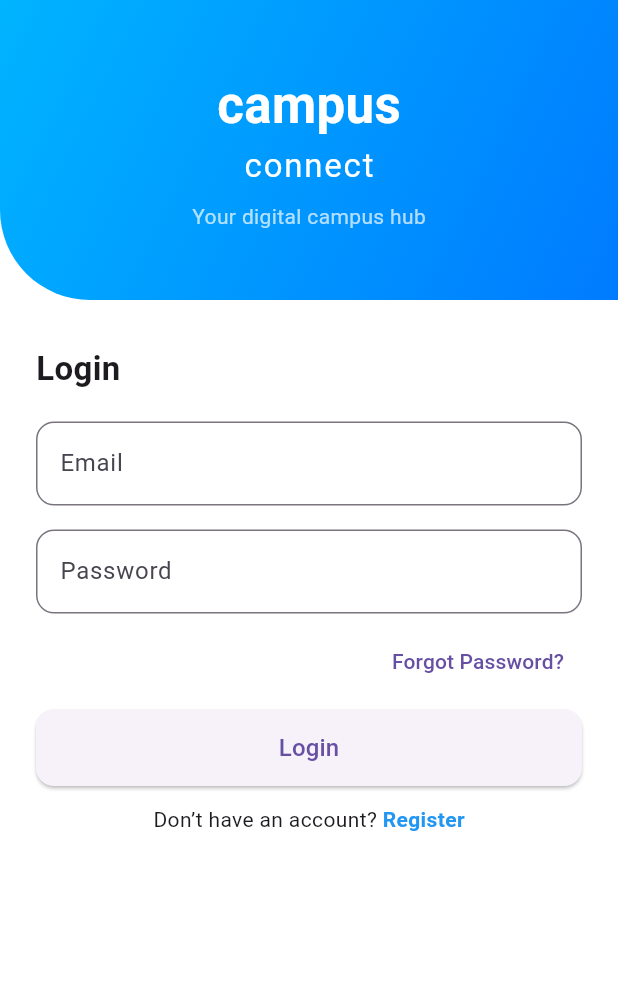
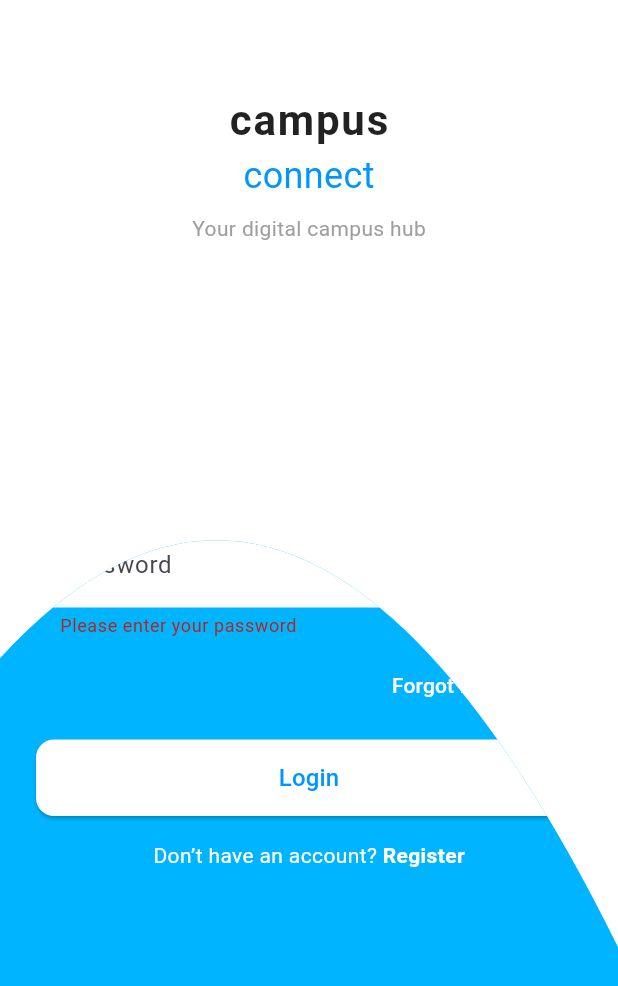
Before and after one commit to irfan-752/campus_connect, a Flutter app: the screen it shows after launch, after a tap on "Login", on a phone screen of 412 x 824 dp. Shown: the top 986 px of the screen. Run offline on Flutter 3.47's test engine with Material 3 defaults, Android fonts, the light colour scheme and no system bars; our stand-ins replace cloud_firestore, firebase_auth, firebase_core; accounts and stored records are empty.

Commit message:
forgot pass done

```diff
--- a/lib/login.dart
+++ b/lib/login.dart
@@ -1,139 +1,237 @@
 import 'package:flutter/material.dart';
+import 'package:firebase_auth/firebase_auth.dart';
+import 'register.dart';
 
-class LoginPage extends StatelessWidget {
-  const LoginPage({super.key});
+class LoginPage extends StatefulWidget {
+  const LoginPage({Key? key}) : super(key: key);
+
+  @override
+  State<LoginPage> createState() => _LoginPageState();
+}
+
+class _LoginPageState extends State<LoginPage> {
+  final _formKey = GlobalKey<FormState>();
+  final _emailController = TextEditingController();
+  final _passwordController = TextEditingController();
+  final _auth = FirebaseAuth.instance;
 
   @override
   Widget build(BuildContext context) {
     return Scaffold(
       backgroundColor: Colors.white,
-      body: SafeArea(
-        child: SingleChildScrollView(
-          child: Column(
+      body: Column(
         children: [
-              // Top branding
-              Container(
-                width: double.infinity,
-                height: 200,
-                decoration: const BoxDecoration(
-                  gradient: LinearGradient(
-                    begin: Alignment.topLeft,
-                    end: Alignment.bottomRight,
-                    colors: [Color(0xFF00B4FF), Color(0xFF007BFF)],
-                  ),
-                  borderRadius: BorderRadius.only(
-                    bottomLeft: Radius.circular(60),
-                  ),
-                ),
-                child: Center(
-                  child: Column(
-                    mainAxisAlignment: MainAxisAlignment.center,
-                    children: const [
-                      Text(
-                        'campus',
+          const SizedBox(height: 60),
+          // Top logo and tagline
+          const Text(
+            "campus",
             style: TextStyle(
-                          fontSize: 34,
-                          fontWeight: FontWeight.w600,
-                          color: Colors.white,
-                        ),
-                      ),
-                      Text(
-                        'connect',
-                        style: TextStyle(
-                          fontSize: 22,
-                          color: Colors.white,
+              fontSize: 28,
+              fontWeight: FontWeight.bold,
+              color: Colors.black87,
               letterSpacing: 1.2,
             ),
           ),
-                      SizedBox(height: 8),
-                      Text(
-                        'Your digital campus hub',
-                        style: TextStyle(color: Colors.white70),
+          const Text(
+            "connect",
+            style: TextStyle(fontSize: 24, color: Color(0xFF0096FF)),
           ),
-                    ],
+          const SizedBox(height: 8),
+          const Text(
+            "Your digital campus hub",
+            style: TextStyle(color: Colors.grey),
           ),
+          const SizedBox(height: 20),
+
+          // Expanded blue container with curved top
+          Expanded(
+            child: ClipPath(
+              clipper: LoginBackgroundClipper(),
+              child: Container(
+                width: double.infinity,
+                color: const Color(0xFF00B4FF),
+                child: Padding(
+                  padding: const EdgeInsets.symmetric(
+                    horizontal: 24.0,
+                    vertical: 30,
                   ),
-              ),
-              const SizedBox(height: 30),
-              Padding(
-                padding: const EdgeInsets.symmetric(horizontal: 24.0),
+                  child: SingleChildScrollView(
+                    child: Form(
+                      key: _formKey,
                       child: Column(
                         crossAxisAlignment: CrossAxisAlignment.stretch,
                         children: [
                           const Text(
                             'Login',
                             style: TextStyle(
-                        fontSize: 22,
-                        fontWeight: FontWeight.bold,
-                      ),
-                    ),
-                    const SizedBox(height: 20),
-                    TextField(
-                      decoration: InputDecoration(
-                        labelText: 'Email',
-                        border: OutlineInputBorder(
-                          borderRadius: BorderRadius.circular(12),
-                        ),
+                              fontSize: 20,
+                              fontWeight: FontWeight.w600,
+                              color: Colors.white,
                             ),
                           ),
                           const SizedBox(height: 16),
-                    TextField(
+                          TextFormField(
+                            controller: _emailController,
+                            decoration: InputDecoration(
+                              hintText: 'Email',
+                              filled: true,
+                              fillColor: Colors.white,
+                              border: OutlineInputBorder(
+                                borderRadius: BorderRadius.circular(10),
+                                borderSide: BorderSide.none,
+                              ),
+                            ),
+                            validator: (value) => value == null || value.isEmpty
+                                ? 'Please enter your email'
+                                : null,
+                          ),
+                          const SizedBox(height: 16),
+                          TextFormField(
+                            controller: _passwordController,
                             obscureText: true,
                             decoration: InputDecoration(
-                        labelText: 'Password',
+                              hintText: 'Password',
+                              filled: true,
+                              fillColor: Colors.white,
                               border: OutlineInputBorder(
-                          borderRadius: BorderRadius.circular(12),
+                                borderRadius: BorderRadius.circular(10),
+                                borderSide: BorderSide.none,
                               ),
                             ),
+                            validator: (value) => value == null || value.isEmpty
+                                ? 'Please enter your password'
+                                : null,
                           ),
                           const SizedBox(height: 8),
                           Align(
                             alignment: Alignment.centerRight,
                             child: TextButton(
                               onPressed: () {},
-                        child: const Text('Forgot Password?'),
+                              child: const Text(
+                                'Forgot Password?',
+                                style: TextStyle(color: Colors.white),
                               ),
                             ),
-                    const SizedBox(height: 8),
+                          ),
+                          const SizedBox(height: 12),
                           ElevatedButton(
                             style: ElevatedButton.styleFrom(
+                              backgroundColor: Colors.white,
                               padding: const EdgeInsets.symmetric(vertical: 14),
                               shape: RoundedRectangleBorder(
                                 borderRadius: BorderRadius.circular(12),
                               ),
                             ),
-                      onPressed: () {},
+                            onPressed: _login,
                             child: const Text(
                               'Login',
-                        style: TextStyle(fontSize: 16),
+                              style: TextStyle(
+                                fontSize: 16,
+                                color: Color(0xFF0096FF),
                               ),
                             ),
-                    const SizedBox(height: 12),
+                          ),
+                          const SizedBox(height: 16),
                           Row(
                             mainAxisAlignment: MainAxisAlignment.center,
                             children: [
-                        const Text("Don’t have an account? "),
+                              const Text(
+                                "Don’t have an account? ",
+                                style: TextStyle(color: Colors.white),
+                              ),
                               GestureDetector(
                                 onTap: () {
-                            // Navigate to register
+                                  Navigator.push(
+                                    context,
+                                    MaterialPageRoute(
+                                      builder: (context) => RegisterScreen(),
+                                    ),
+                                  );
                                 },
                                 child: const Text(
-                            'Register',
+                                  "Register",
                                   style: TextStyle(
-                              color: Colors.blue,
+                                    color: Colors.white,
                                     fontWeight: FontWeight.bold,
                                   ),
                                 ),
-                        )
+                              ),
                             ],
                           ),
                         ],
                       ),
-              )
+                    ),
+                  ),
+                ),
+              ),
+            ),
+          ),
         ],
       ),
+    );
+  }
+
+  void _login() async {
+    if (_formKey.currentState!.validate()) {
+      try {
+        await _auth.signInWithEmailAndPassword(
+          email: _emailController.text.trim(),
+          password: _passwordController.text.trim(),
+        );
+        // Navigator.pushReplacement(context,
+        //     MaterialPageRoute(builder: (context) => HomePage()));
+      } on FirebaseAuthException catch (e) {
+        _showErrorDialog(e.message ?? 'Login failed');
+      } catch (e) {
+        _showErrorDialog('An unexpected error occurred');
+      }
+    }
+  }
+
+  void _showErrorDialog(String message) {
+    showDialog(
+      context: context,
+      builder: (context) => AlertDialog(
+        title: const Text('Login Failed'),
+        content: Text(message),
+        actions: [
+          TextButton(
+            onPressed: () => Navigator.pop(context),
+            child: const Text('OK'),
           ),
+        ],
       ),
     );
   }
 }
+
+class LoginBackgroundClipper extends CustomClipper<Path> {
+  @override
+  Path getClip(Size size) {
+    final path = Path();
+
+    // Start at very top-left corner
+    path.moveTo(0, 0);
+
+    // go down a bit on left (high left)
+    path.lineTo(0, size.height * 0.4);
+
+    // create slope down to right
+    path.quadraticBezierTo(
+      size.width * 0.5,  // control point X (middle)
+      size.height * 0.05, // control point Y (curve height)
+      size.width,         // end point X (far right)
+      size.height * 0.7   // end point Y (lower on right)
+    );
+
+    // close the shape at bottom
+    path.lineTo(size.width, size.height);
+    path.lineTo(0, size.height);
+    path.close();
+
+    return path;
+  }
+
+  @override
+  bool shouldReclip(CustomClipper<Path> oldClipper) => false;
+}
--- a/lib/main.dart
+++ b/lib/main.dart
@@ -1,7 +1,6 @@
 import 'package:campus_connect/firebase_options.dart';
 import 'package:campus_connect/login.dart';
 import 'package:flutter/material.dart';
-
 import 'package:firebase_core/firebase_core.dart';
 
 void main() async {
--- a/pubspec.yaml
+++ b/pubspec.yaml
@@ -40,6 +40,7 @@ dependencies:
   provider: ^6.0.5
   image_picker: ^1.1.2
   cloudinary_public: ^0.23.1
+  google_fonts: ^6.3.0
 
 dev_dependencies:
   flutter_test:
```
Also changed, not shown: lib/forgot_pass.dart (added, +108 -0 lines), lib/register.dart (+163 -146 lines), pubspec.lock, 1 other file. Lines whose indentation alone changed are shown as unchanged.
